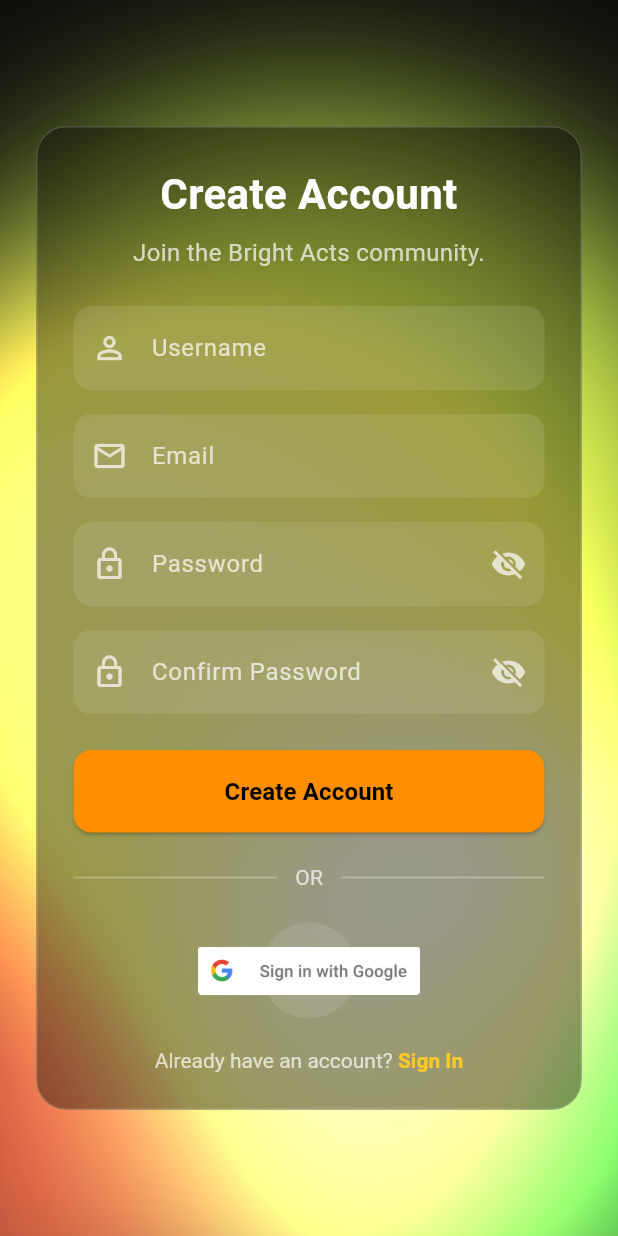
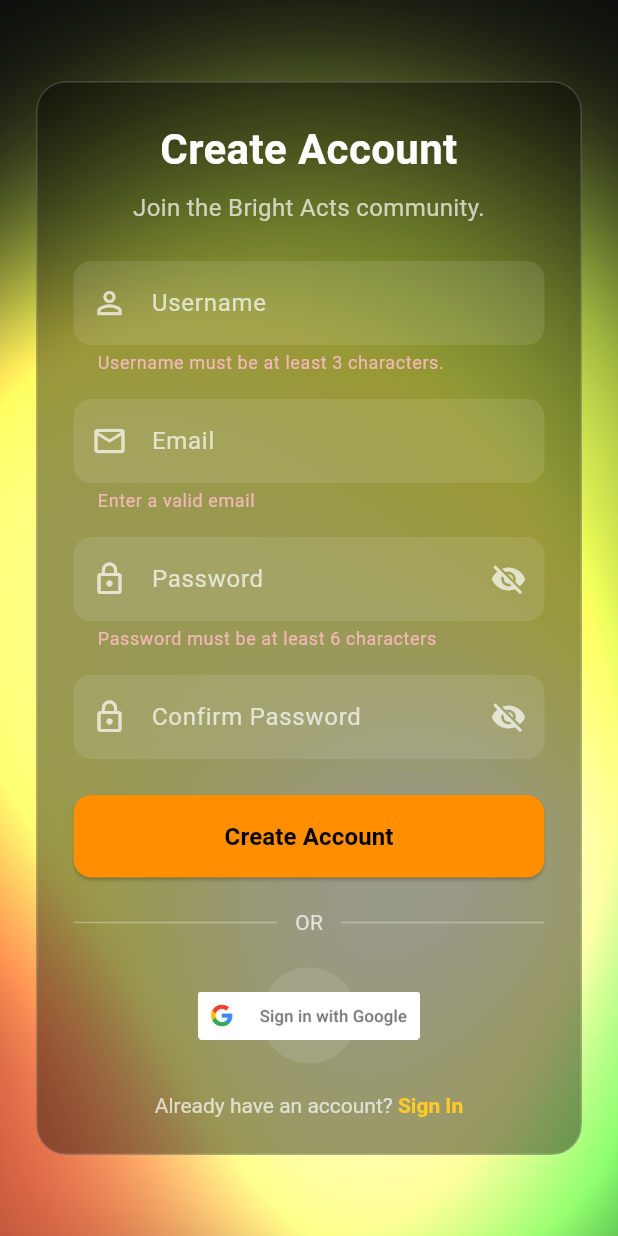
Before and after one commit to dfeen87/front-end-peoples-coin, a Flutter app: the SignUpScreen screen opened by its route, after a tap on "Create Account", on a phone screen of 412 x 824 dp. Run offline on Flutter 3.47's test engine with Material 3 defaults, Android fonts, the phone set to English and light mode, and no system bars; our stand-ins replace firebase_auth, firebase_core, flutter_animate, flutter_dotenv, flutter_riverpod, go_router and 3 more; missing offline and left inert: firebase_app_check, flutter_syntax_view; accounts and stored records are empty.

Commit message:
working button

```diff
--- a/lib/screens/sign_up_screen.dart
+++ b/lib/screens/sign_up_screen.dart
@@ -49,16 +49,74 @@ class _SignUpScreenState extends State<SignUpScreen> {
   }
 
   void _onUsernameChanged() {
-    // ... your existing username availability check logic here ...
+    // You can implement debounce logic here if you want username availability check
+    // For now leaving it empty or implement your logic
   }
 
   Future<void> _signUp() async {
-    // ... your existing email/password sign-up logic here ...
+    if (!_formKey.currentState!.validate()) {
+      // Invalid form
+      return;
+    }
+
+    setState(() {
+      _isLoading = true;
+      _error = null;
+    });
+
+    try {
+      final UserCredential userCredential =
+          await FirebaseAuth.instance.createUserWithEmailAndPassword(
+        email: _emailController.text.trim(),
+        password: _passwordController.text.trim(),
+      );
+
+      final User? user = userCredential.user;
+
+      if (user != null && mounted) {
+        // Call your backend API client to create the user account record
+        await context.read<PeoplesCoinApiClient>().createUserAccount(
+              firebaseUid: user.uid,
+              email: user.email!,
+              username: _usernameController.text.trim(),
+            );
+
+        // Navigate to home screen after success
+        context.go('/home');
+      }
+    } on FirebaseAuthException catch (e) {
+      String errorMessage = 'Failed to create account.';
+      if (e.code == 'email-already-in-use') {
+        errorMessage = 'This email is already registered.';
+      } else if (e.code == 'weak-password') {
+        errorMessage = 'Password is too weak.';
+      } else if (e.code == 'invalid-email') {
+        errorMessage = 'Invalid email address.';
+      }
+
+      if (mounted) {
+        setState(() {
+          _error = errorMessage;
+        });
+      }
+    } catch (e) {
+      if (mounted) {
+        setState(() {
+          _error = 'An unexpected error occurred. Please try again.';
+        });
+      }
+    } finally {
+      if (mounted) {
+        setState(() {
+          _isLoading = false;
+        });
+      }
+    }
   }
 
-  // --- UPDATED Google Sign-In for Flutter Web ---
+  // Google Sign-In for Flutter Web
   Future<void> _signInWithGoogle() async {
-    print("Google Sign-In button pressed"); // Debug log
+    print("Google Sign-In button pressed");
     setState(() {
       _isLoading = true;
       _error = null;
@@ -83,7 +141,7 @@ class _SignUpScreenState extends State<SignUpScreen> {
         context.go('/home');
       }
     } catch (e) {
-      print("Google Sign-In error: $e"); // Debug error log
+      print("Google Sign-In error: $e");
       if (mounted) {
         setState(() {
           _error = 'Google Sign-In failed. Please try again.';
@@ -125,6 +183,38 @@ class _SignUpScreenState extends State<SignUpScreen> {
           const SizedBox(width: 12),
           Expanded(child: Text(_error!, style: const TextStyle(color: Colors.white))),
         ],
+      ),
+    );
+  }
+
+  Widget? _buildUsernameSuffixIcon() {
+    if (_isCheckingUsername) {
+      return const Padding(
+        padding: EdgeInsets.all(12.0),
+        child:
+            SizedBox(width: 20, height: 20, child: CircularProgressIndicator(strokeWidth: 2)),
+      );
+    }
+    if (_isUsernameAvailable != null) {
+      return Icon(
+        _isUsernameAvailable! ? Icons.check_circle_outline : Icons.error_outline,
+        color: _isUsernameAvailable! ? Colors.greenAccent : Colors.redAccent,
+      );
+    }
+    return null;
+  }
+
+  Widget _buildSocialButton({VoidCallback? onPressed, required String asset}) {
+    return Material(
+      color: Colors.white.withOpacity(0.1),
+      shape: const CircleBorder(),
+      child: InkWell(
+        customBorder: const CircleBorder(),
+        onTap: onPressed,
+        child: Padding(
+          padding: const EdgeInsets.all(16),
+          child: Image.asset(asset, height: 32),
+        ),
       ),
     );
   }
@@ -318,36 +408,4 @@ class _SignUpScreenState extends State<SignUpScreen> {
       ),
     );
   }
-
-  Widget? _buildUsernameSuffixIcon() {
-    if (_isCheckingUsername) {
-      return const Padding(
-        padding: EdgeInsets.all(12.0),
-        child:
-            SizedBox(width: 20, height: 20, child: CircularProgressIndicator(strokeWidth: 2)),
-      );
-    }
-    if (_isUsernameAvailable != null) {
-      return Icon(
-        _isUsernameAvailable! ? Icons.check_circle_outline : Icons.error_outline,
-        color: _isUsernameAvailable! ? Colors.greenAccent : Colors.redAccent,
-      );
-    }
-    return null;
-  }
-
-  Widget _buildSocialButton({VoidCallback? onPressed, required String asset}) {
-    return Material(
-      color: Colors.white.withOpacity(0.1),
-      shape: const CircleBorder(),
-      child: InkWell(
-        customBorder: const CircleBorder(),
-        onTap: onPressed,
-        child: Padding(
-          padding: const EdgeInsets.all(16),
-          child: Image.asset(asset, height: 32),
-        ),
-      ),
-    );
-  }
 }
```
